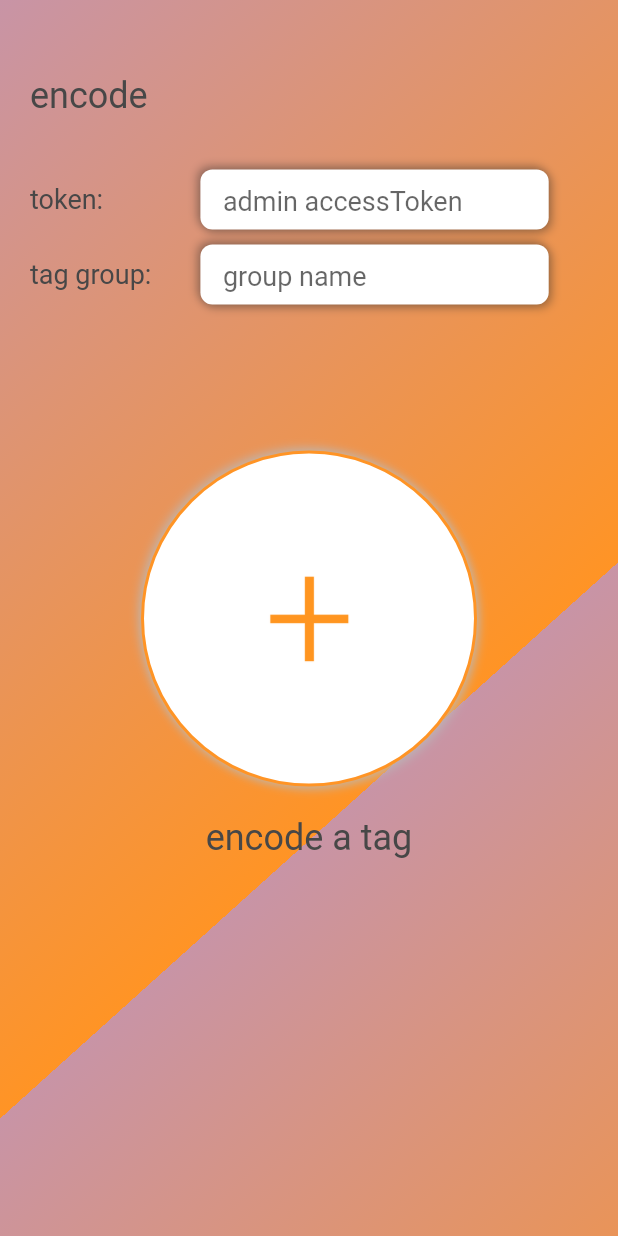
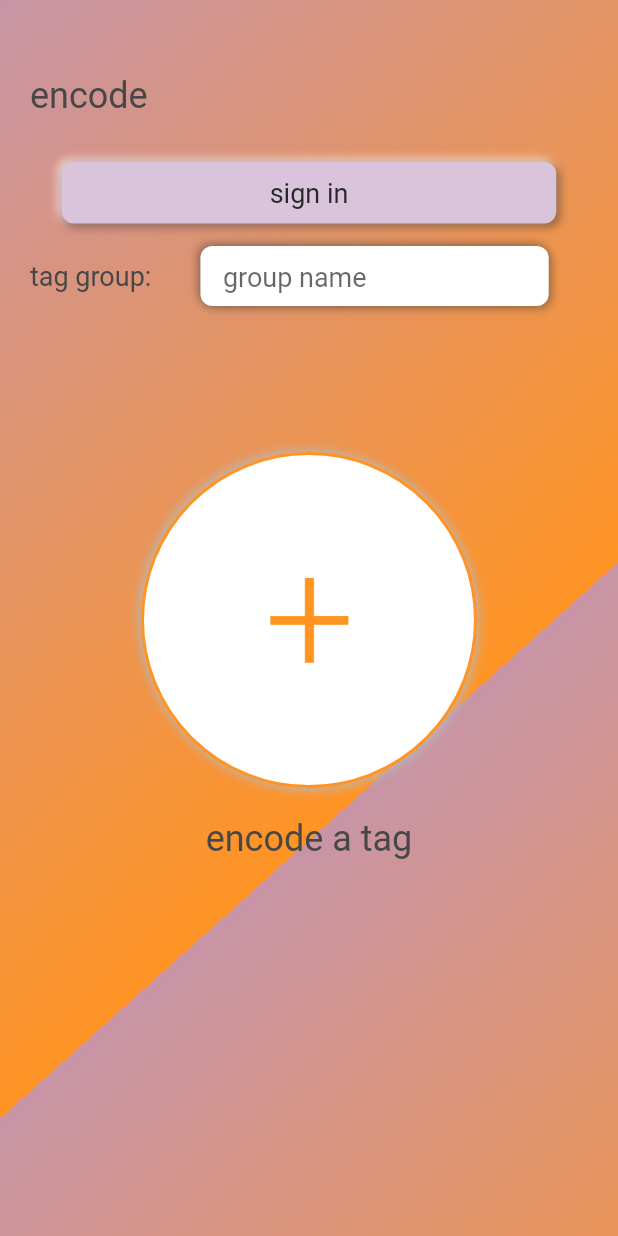
Before and after one commit to Fonz-Music/fonz_encoder, a Flutter app: the screen it shows after launch, on a phone screen of 412 x 824 dp. Run offline on Flutter 3.47's test engine with Material 2 defaults, Android fonts, the phone set to English and light mode, and no system bars; drawn by our look-alikes of flutter_neumorphic; our stand-ins replace dio, firebase_auth, firebase_core, flutter_secure_storage, package_info and 1 more; missing offline and left inert: dart:ffi, nfc_in_flutter; accounts and stored records are empty; Roboto replaces fonts that are missing (MuseoSans-300).

Commit message:
added firebase files created sign in button

```diff
--- a/lib/SearchTab/HomeEncodePage.dart
+++ b/lib/HomePage/HomeEncodePage.dart
@@ -6,15 +6,16 @@ import 'package:flutter_neumorphic/flutter_neumorphic.dart';
 import 'package:fonz_encoder/GlobalComponents/FrontEnd/FrontEndConstants.dart';
 import 'package:fonz_encoder/GlobalComponents/Objects/CoasterObject.dart';
 
-import 'package:fonz_encoder/SearchTab/HomePageWidgets/HomePageResponses/FailPartyJoin.dart';
+import 'package:fonz_encoder/HomePage/HomePageWidgets/HomePageResponses/FailPartyJoin.dart';
 
-import 'package:fonz_encoder/SearchTab/HomePageWidgets/EncodeATagButton.dart';
-import 'package:fonz_encoder/SearchTab/HomePageWidgets/HomePageResponses/SuccessReadUid.dart';
+import 'package:fonz_encoder/HomePage/HomePageWidgets/EncodeATagButton.dart';
+import 'package:fonz_encoder/HomePage/HomePageWidgets/HomePageResponses/SuccessReadUid.dart';
 import 'package:fonz_encoder/GlobalComponents/FrontEnd/TapYourPhoneAmber.dart';
 import 'package:fonz_encoder/main.dart';
 
 import 'HomePageWidgets/HomePageResponses/CoasterHasNoHost.dart';
 import 'HomePageWidgets/HomePageResponses/SuccessWriteUid.dart';
+import 'HomePageWidgets/SignInHomePage.dart';
 import 'HomePageWidgets/scanForCoasterDetails.dart';
 
 bool pressedNfcButtonToJoinPartu = false;
@@ -76,24 +77,25 @@ class _HomeEncodePageState extends State<HomeEncodePage> {
           Container(
             height: 10,
           ),
-          Row(
-            children: [
-              Container(
-                width: width * 0.3,
-                padding: EdgeInsets.fromLTRB(20, 0, 0, 0),
-                child: Text(
-                  "token:",
-                  style: TextStyle(
-                    fontFamily: FONZFONTTWO,
-                    fontSize: HEADINGFIVE,
-                    color: determineColorThemeTextInverse(),
-                  ),
-                  textAlign: TextAlign.left,
-                ),
-              ),
-              GroupNameInput1(),
-            ],
-          ),
+          SignInHomePage(),
+          // Row(
+          //   children: [
+          //     Container(
+          //       width: width * 0.3,
+          //       padding: EdgeInsets.fromLTRB(20, 0, 0, 0),
+          //       child: Text(
+          //         "token:",
+          //         style: TextStyle(
+          //           fontFamily: FONZFONTTWO,
+          //           fontSize: HEADINGFIVE,
+          //           color: determineColorThemeTextInverse(),
+          //         ),
+          //         textAlign: TextAlign.left,
+          //       ),
+          //     ),
+          //     GroupNameInput1(),
+          //   ],
+          // ),
           Row(
             children: [
               Container(
--- a/lib/SearchTab/HomePageWidgets/HomePageResponses/FailPartyJoin.dart
+++ b/lib/HomePage/HomePageWidgets/EncodeATagButton.dart
@@ -1,24 +1,23 @@
+import 'dart:developer';
+
 import 'package:flutter/material.dart';
 import 'package:flutter_neumorphic/flutter_neumorphic.dart';
 import 'package:fonz_encoder/GlobalComponents/FrontEnd/FrontEndConstants.dart';
-import 'package:fonz_encoder/SearchTab/HomePageWidgets/scanForCoasterDetails.dart';
+import 'package:fonz_encoder/HomePage/HomePageWidgets/scanForCoasterDetails.dart';
 
-import '../../HomeEncodePage.dart';
+import '../HomeEncodePage.dart';
 
-class FailPartyJoin extends StatefulWidget {
+class EncodeATagButton extends StatefulWidget {
 
-  String errorMessage;
-  String errorImage;
+  EncodeATagButton({Key key, @required this.notifyParent}) : super(key: key);
 
   final Function() notifyParent;
 
-  FailPartyJoin({Key key, @required this.errorMessage, this.errorImage, this.notifyParent}) : super(key: key);
-
   @override
-  _FailPartyJoinState createState() => _FailPartyJoinState();
+  _EncodeATagButtonState createState() => _EncodeATagButtonState();
 }
 
-class _FailPartyJoinState extends State<FailPartyJoin> {
+class _EncodeATagButtonState extends State<EncodeATagButton> {
   @override
   Widget build(BuildContext context) {
     return Center(
@@ -28,13 +27,13 @@ class _FailPartyJoinState extends State<FailPartyJoin> {
             padding: const EdgeInsets.fromLTRB(0, 10, 0, 10),
             child: NeumorphicButton(
               child: Container(
-                width: 100,
-                height: 100,
+                width: 200,
+                height: 200,
                 child:
                 Container(
-                  padding: const EdgeInsets.all(30),
+                  padding: const EdgeInsets.all(70),
                   child: Image(
-                    image: AssetImage("${widget.errorImage}"),
+                    image: AssetImage("assets/fonzIcons/plusIconAmber.png"),
 
                   ),
                 ),
@@ -42,27 +41,33 @@ class _FailPartyJoinState extends State<FailPartyJoin> {
               style: NeumorphicStyle(
                   shape: NeumorphicShape.flat,
                   boxShape: NeumorphicBoxShape.circle(),
-                  border: NeumorphicBorder(width: 2, color: Colors.red),
+                  border: NeumorphicBorder(width: 2, color: AMBER),
                   color: determineColorThemeBackground(),
                   shadowDarkColor: determineLightShadowRoundButton(),
                   shadowLightColor: determineLightShadowRoundButton()
               ),
               onPressed: () async {
+                encodeTagResponse = "READING_TAG";
+                // widget.notifyParent();
+
                 var tagUidResp = await scanForTagUid();
                 encodeTagResponse = tagUidResp[0];
                 tagUid = tagUidResp[1];
+
+                launchedNfcToJoinParty = true;
                 widget.notifyParent();
               },
+
             ),
           ),
           Padding(
-            padding: EdgeInsets.fromLTRB(20, 10, 20, 0),
+            padding: EdgeInsets.fromLTRB(10, 10, 10, 0),
             child: new Text(
-              "${widget.errorMessage}",
+              "encode a tag",
               style: TextStyle(
                 fontFamily: FONZFONTTWO,
-                fontSize: HEADINGFOUR,
-                color: Colors.red,
+                fontSize: HEADINGTHREE,
+                color: determineColorThemeTextInverse(),
               ),
               textAlign: TextAlign.center,
             ),
@@ -71,4 +76,6 @@ class _FailPartyJoinState extends State<FailPartyJoin> {
       ),
     );
   }
+
+
 }
--- a/lib/SearchTab/HomePageWidgets/EncodeATagButton.dart
+++ b/lib/HomePage/HomePageWidgets/HomePageResponses/FailPartyJoin.dart
@@ -1,23 +1,24 @@
-import 'dart:developer';
-
 import 'package:flutter/material.dart';
 import 'package:flutter_neumorphic/flutter_neumorphic.dart';
 import 'package:fonz_encoder/GlobalComponents/FrontEnd/FrontEndConstants.dart';
-import 'package:fonz_encoder/SearchTab/HomePageWidgets/scanForCoasterDetails.dart';
+import 'package:fonz_encoder/HomePage/HomePageWidgets/scanForCoasterDetails.dart';
 
-import '../HomeEncodePage.dart';
+import '../../HomeEncodePage.dart';
 
-class EncodeATagButton extends StatefulWidget {
+class FailPartyJoin extends StatefulWidget {
 
-  EncodeATagButton({Key key, @required this.notifyParent}) : super(key: key);
+  String errorMessage;
+  String errorImage;
 
   final Function() notifyParent;
 
+  FailPartyJoin({Key key, @required this.errorMessage, this.errorImage, this.notifyParent}) : super(key: key);
+
   @override
-  _EncodeATagButtonState createState() => _EncodeATagButtonState();
+  _FailPartyJoinState createState() => _FailPartyJoinState();
 }
 
-class _EncodeATagButtonState extends State<EncodeATagButton> {
+class _FailPartyJoinState extends State<FailPartyJoin> {
   @override
   Widget build(BuildContext context) {
     return Center(
@@ -27,13 +28,13 @@ class _EncodeATagButtonState extends State<EncodeATagButton> {
             padding: const EdgeInsets.fromLTRB(0, 10, 0, 10),
             child: NeumorphicButton(
               child: Container(
-                width: 200,
-                height: 200,
+                width: 100,
+                height: 100,
                 child:
                 Container(
-                  padding: const EdgeInsets.all(70),
+                  padding: const EdgeInsets.all(30),
                   child: Image(
-                    image: AssetImage("assets/fonzIcons/plusIconAmber.png"),
+                    image: AssetImage("${widget.errorImage}"),
 
                   ),
                 ),
@@ -41,33 +42,27 @@ class _EncodeATagButtonState extends State<EncodeATagButton> {
               style: NeumorphicStyle(
                   shape: NeumorphicShape.flat,
                   boxShape: NeumorphicBoxShape.circle(),
-                  border: NeumorphicBorder(width: 2, color: AMBER),
+                  border: NeumorphicBorder(width: 2, color: Colors.red),
                   color: determineColorThemeBackground(),
                   shadowDarkColor: determineLightShadowRoundButton(),
                   shadowLightColor: determineLightShadowRoundButton()
               ),
               onPressed: () async {
-                encodeTagResponse = "READING_TAG";
-                // widget.notifyParent();
-
                 var tagUidResp = await scanForTagUid();
                 encodeTagResponse = tagUidResp[0];
                 tagUid = tagUidResp[1];
-
-                launchedNfcToJoinParty = true;
                 widget.notifyParent();
               },
-
             ),
           ),
           Padding(
-            padding: EdgeInsets.fromLTRB(10, 10, 10, 0),
+            padding: EdgeInsets.fromLTRB(20, 10, 20, 0),
             child: new Text(
-              "encode a tag",
+              "${widget.errorMessage}",
               style: TextStyle(
                 fontFamily: FONZFONTTWO,
-                fontSize: HEADINGTHREE,
-                color: determineColorThemeTextInverse(),
+                fontSize: HEADINGFOUR,
+                color: Colors.red,
               ),
               textAlign: TextAlign.center,
             ),
@@ -76,6 +71,4 @@ class _EncodeATagButtonState extends State<EncodeATagButton> {
       ),
     );
   }
-
-
 }
--- /dev/null
+++ b/lib/HomePage/HomePageWidgets/SignInHomePage.dart
@@ -0,0 +1,60 @@
+import 'package:flutter/material.dart';
+import 'package:flutter_neumorphic/flutter_neumorphic.dart';
+import 'package:fonz_encoder/GlobalComponents/FrontEnd/FrontEndConstants.dart';
+
+import '../../main.dart';
+
+class SignInHomePage extends StatefulWidget {
+  @override
+  _SignInHomePageState createState() => _SignInHomePageState();
+}
+
+class _SignInHomePageState extends State<SignInHomePage> {
+  @override
+  Widget build(BuildContext context) {
+    final size = MediaQuery.of(context).size;
+    final width = size.width;
+    final height = size.height;
+
+    if (!userSignedIn) {
+      return Container(
+        width: width * 0.8,
+        padding: EdgeInsets.fromLTRB(0, 0, 0, 10),
+        child: NeumorphicButton(
+          child: Text(
+              "sign in",
+            style: TextStyle(
+              fontFamily: FONZFONTTWO,
+              fontSize: HEADINGFIVE,
+              color: DARKERGREY,
+            ),
+            textAlign: TextAlign.center,
+          ),
+          style: NeumorphicStyle(
+            color: DARKLILAC
+          ),
+        ),
+      );
+    }
+    else {
+      return Container(
+        width: width * 0.8,
+        padding: EdgeInsets.fromLTRB(0, 0, 0, 10),
+        child: NeumorphicButton(
+          child: Text(
+            "sign out",
+            style: TextStyle(
+              fontFamily: FONZFONTTWO,
+              fontSize: HEADINGFIVE,
+              color: DARKERGREY,
+            ),
+            textAlign: TextAlign.center,
+          ),
+          style: NeumorphicStyle(
+              color: DARKLILAC
+          ),
+        ),
+      );
+    }
+  }
+}
--- a/pubspec.yaml
+++ b/pubspec.yaml
@@ -40,7 +40,9 @@ dependencies:
 #  to enable the icon on launch
   flutter_launcher_icons: ^0.9.1
 #  flutter_native_splash: ^0.3.2
-
+#to use firebase auth
+  firebase_auth: ^3.1.1
+  firebase_core: ^1.6.0
 
 dev_dependencies:
   flutter_test:
```
Also changed, not shown: lib/NfcFunctions/WriteTagFunctions.dart (+22 -2 lines), lib/main.dart (+20 -1 lines), lib/HomePage/HomePageWidgets/HomePageResponses/CoasterHasNoHost.dart (renamed from lib/SearchTab/HomePageWidgets/HomePageResponses/CoasterHasNoHost.dart), lib/HomePage/HomePageWidgets/HomePageResponses/SuccessReadUid.dart (renamed from lib/SearchTab/HomePageWidgets/HomePageResponses/SuccessReadUid.dart), lib/HomePage/HomePageWidgets/HomePageResponses/SuccessWriteUid.dart (renamed from lib/SearchTab/HomePageWidgets/HomePageResponses/SuccessWriteUid.dart), lib/HomePage/HomePageWidgets/scanForCoasterDetails.dart (renamed from lib/SearchTab/HomePageWidgets/scanForCoasterDetails.dart), pubspec.lock, 11 other files.
